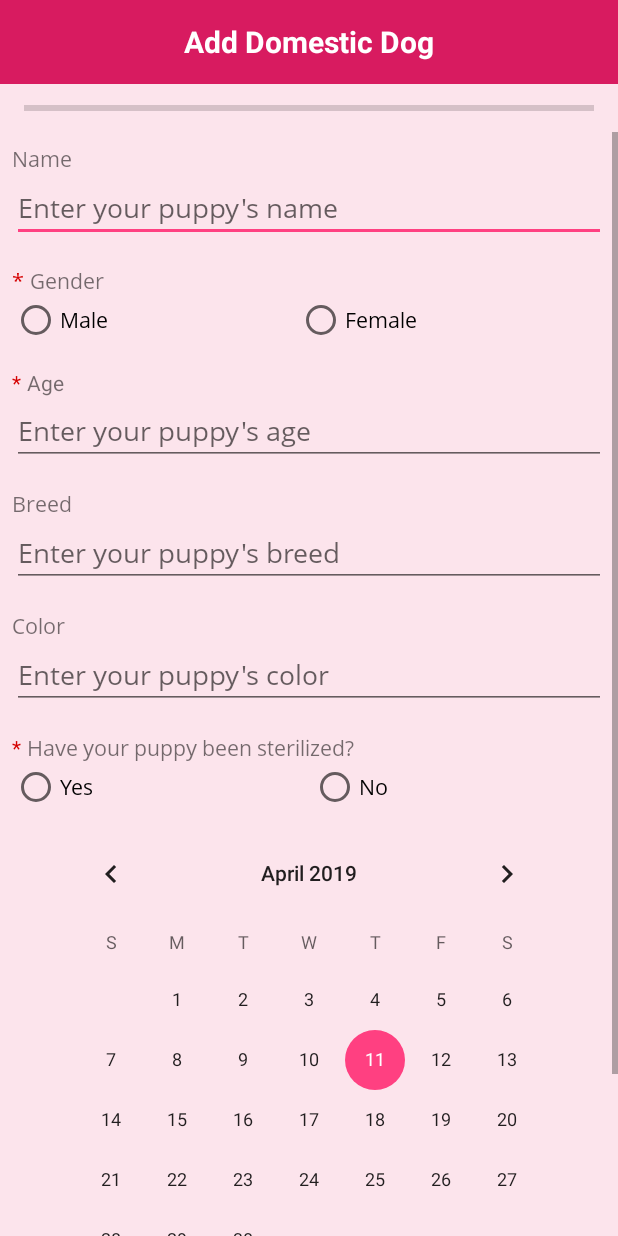
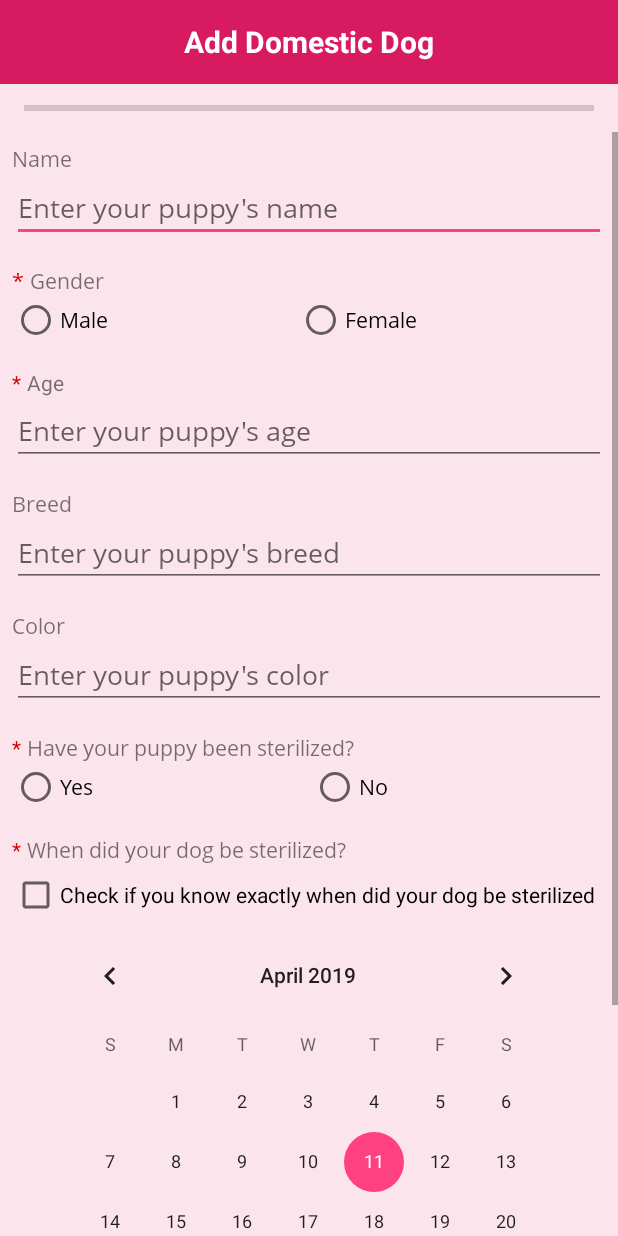
Before and after one commit to Saenn/DogAppAndroid, an Android app: the layout activity_add_domestic.xml on its own in the app's theme, with its tools: preview values and no code run, on a phone screen of 412 x 824 dp. Run offline under Robolectric (Android 15) with nearby library versions, the phone set to English and light mode, and no system bars.

Commit message:
update AddDomesticDog to have unknown sterilized date option

```diff
--- a/app/src/main/res/layout/activity_add_domestic.xml
+++ b/app/src/main/res/layout/activity_add_domestic.xml
@@ -116,10 +116,22 @@
                 android:layout_width="wrap_content"
                 android:layout_height="wrap_content"
                 android:layout_marginStart="8dp"
+                android:layout_marginTop="16dp"
                 android:text="@string/mandatorySign"
                 android:textColor="@color/red"
-                app:layout_constraintBaseline_toBaselineOf="@+id/sterilizedDomesticLabel"
-                app:layout_constraintStart_toStartOf="parent" />
+                app:layout_constraintStart_toStartOf="parent"
+                app:layout_constraintTop_toBottomOf="@+id/sterilizedDomestic" />
+
+            <TextView
+                android:id="@+id/addDogRequired8"
+                android:layout_width="wrap_content"
+                android:layout_height="0dp"
+                android:layout_marginStart="8dp"
+                android:layout_marginTop="16dp"
+                android:text="@string/mandatorySign"
+                android:textColor="@color/red"
+                app:layout_constraintStart_toStartOf="parent"
+                app:layout_constraintTop_toBottomOf="@+id/colorDomestic" />
 
             <RadioGroup
                 android:id="@+id/genderDomestic"
@@ -232,8 +244,19 @@
                 android:layout_marginTop="16dp"
                 android:fontFamily="@font/open_sans"
                 android:text="@string/sterilization_label"
+                app:layout_constraintStart_toEndOf="@+id/addDogRequired8"
+                app:layout_constraintTop_toBottomOf="@+id/colorDomestic" />
+
+            <TextView
+                android:id="@+id/sterilizedDateLabel"
+                android:layout_width="220dp"
+                android:layout_height="wrap_content"
+                android:layout_marginStart="4dp"
+                android:layout_marginTop="16dp"
+                android:fontFamily="@font/open_sans"
+                android:text="When did your dog be sterilized?"
                 app:layout_constraintStart_toEndOf="@+id/addDogRequired3"
-                app:layout_constraintTop_toBottomOf="@+id/colorDomestic" />
+                app:layout_constraintTop_toBottomOf="@+id/sterilizedDomestic" />
 
             <RadioGroup
                 android:id="@+id/sterilizedDomestic"
@@ -269,14 +292,14 @@
                 android:layout_width="wrap_content"
                 android:layout_height="wrap_content"
                 android:layout_marginStart="8dp"
-                android:layout_marginTop="8dp"
+
+                android:layout_marginTop="4dp"
                 android:layout_marginEnd="8dp"
-
                 android:visibility="visible"
                 app:layout_constraintEnd_toEndOf="parent"
-                app:layout_constraintHorizontal_bias="0.5"
+                app:layout_constraintHorizontal_bias="0.488"
                 app:layout_constraintStart_toStartOf="parent"
-                app:layout_constraintTop_toBottomOf="@+id/sterilizedDomestic" />
+                app:layout_constraintTop_toBottomOf="@+id/knownSterilizedDate" />
 
             <Button
                 android:id="@+id/nextDomesticButton"
@@ -293,6 +316,19 @@
                 app:layout_constraintHorizontal_bias="1.0"
                 app:layout_constraintStart_toStartOf="parent"
                 app:layout_constraintTop_toBottomOf="@+id/sterilizedDateDomestic" />
+
+            <CheckBox
+                android:id="@+id/knownSterilizedDate"
+                android:layout_width="wrap_content"
+                android:layout_height="wrap_content"
+                android:layout_marginStart="8dp"
+                android:layout_marginTop="4dp"
+                android:layout_marginEnd="8dp"
+                android:text="@string/knownSterilizedDate"
+                app:layout_constraintEnd_toEndOf="parent"
+                app:layout_constraintHorizontal_bias="0.0"
+                app:layout_constraintStart_toStartOf="parent"
+                app:layout_constraintTop_toBottomOf="@+id/sterilizedDateLabel" />
         </android.support.constraint.ConstraintLayout>
     </ScrollView>
 
--- a/app/src/main/res/values/strings.xml
+++ b/app/src/main/res/values/strings.xml
@@ -342,4 +342,5 @@
         \n\t\t\tการให้ข้อมูลของท่านผ่านทางโทรศัพท์มือถือเป็นเสมือนการยินยอมเข้าร่วมโครงการวิจัย ทางทีมวิจัยขอขอบพระคุณผู้ร่วมวิจัยทุกท่านเป็นอย่างยิ่ง</string>
     <string name="requestPermissionDeny_EN">Cannot use this function because permission denied</string>
     <string name="agree">agree</string>
+    <string name="knownSterilizedDate">Check if you know exactly when did your dog be sterilized</string>
 </resources>
```
Also changed, not shown: app/src/main/java/main/dogappandroid/AddDomestic.java (+44 -29 lines).
